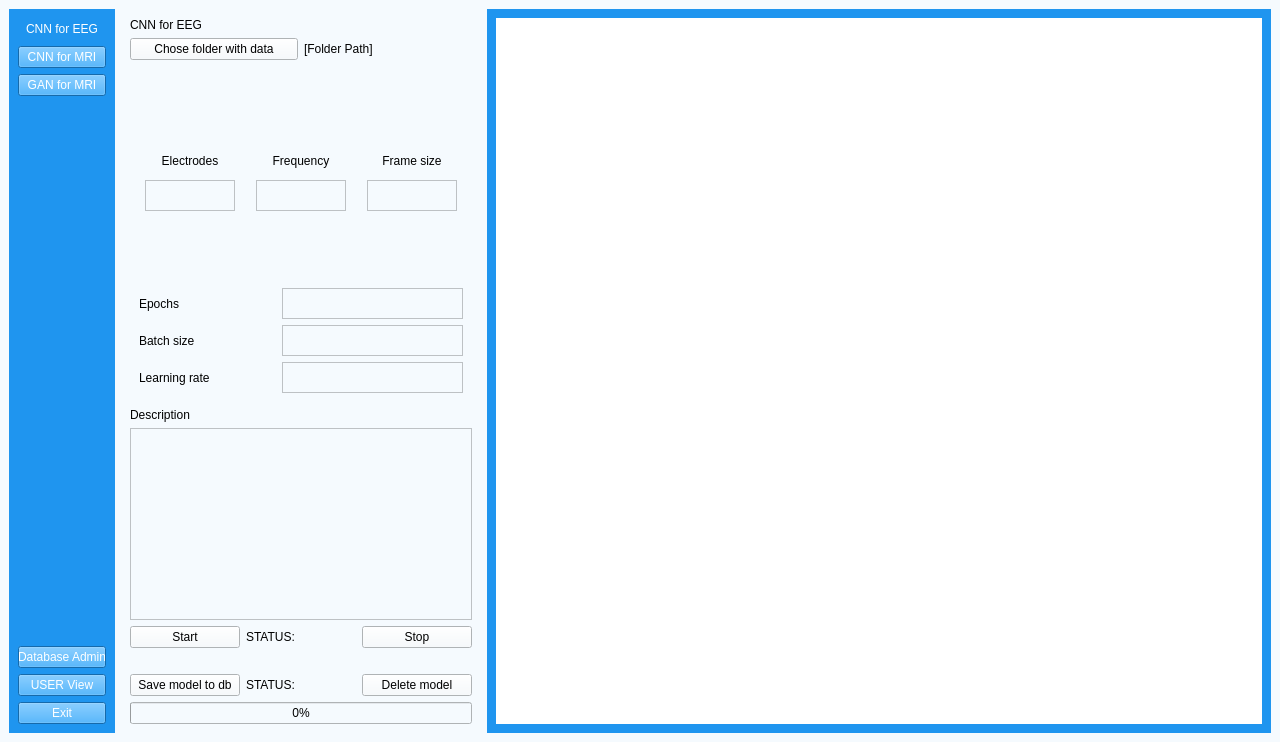
matimusial/ADHDPredictorApp, file UI/aUI_projekt_EEG.ui: the form before one commit.
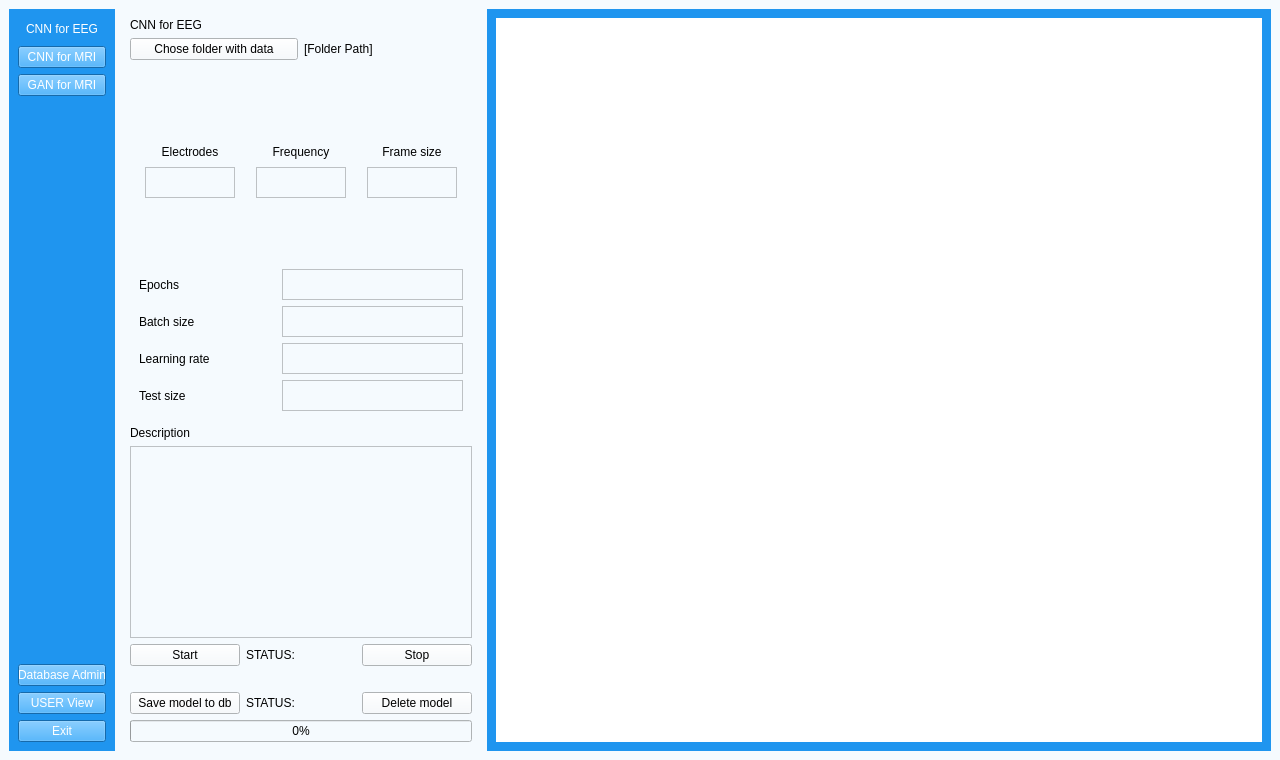
The form after the commit. Icons and pictures are not drawn.

```diff
--- a/UI/aUI_projekt_EEG.ui
+++ b/UI/aUI_projekt_EEG.ui
@@ -7,7 +7,7 @@
     <x>0</x>
     <y>0</y>
     <width>1280</width>
-    <height>742</height>
+    <height>760</height>
    </rect>
   </property>
   <property name="sizePolicy">
@@ -411,6 +411,33 @@
                     </item>
                    </layout>
                   </item>
+                  <item>
+                   <layout class="QHBoxLayout" name="horizontalLayout_11">
+                    <item>
+                     <widget class="QLabel" name="Test_size">
+                      <property name="text">
+                       <string>Test size</string>
+                      </property>
+                     </widget>
+                    </item>
+                    <item>
+                     <widget class="QTextEdit" name="textEdit_test_size">
+                      <property name="minimumSize">
+                       <size>
+                        <width>181</width>
+                        <height>31</height>
+                       </size>
+                      </property>
+                      <property name="maximumSize">
+                       <size>
+                        <width>181</width>
+                        <height>31</height>
+                       </size>
+                      </property>
+                     </widget>
+                    </item>
+                   </layout>
+                  </item>
                  </layout>
                 </widget>
                </item>
```
